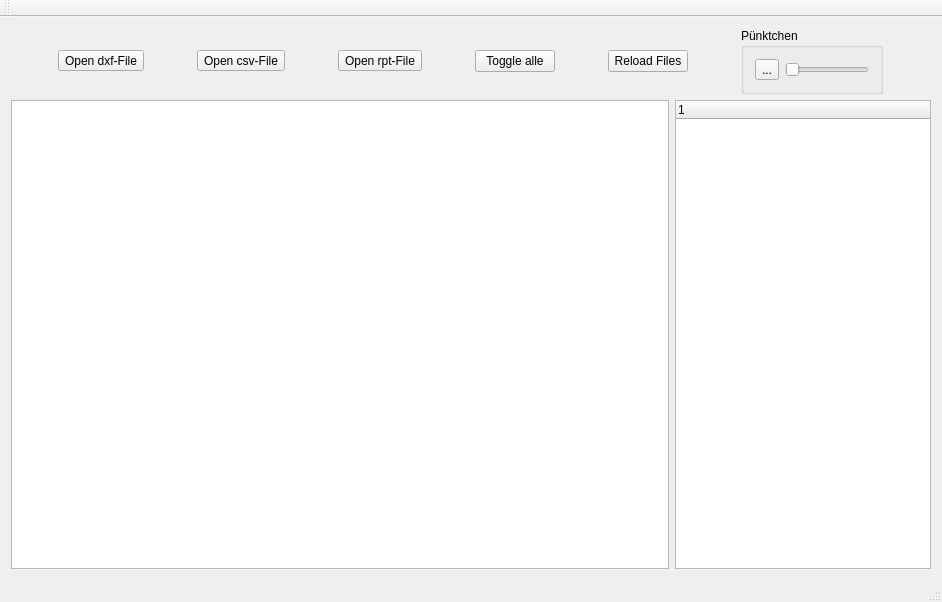
Before: the Qt Designer form mainwindow.ui in krofta/PnP, drawn with Qt 5.
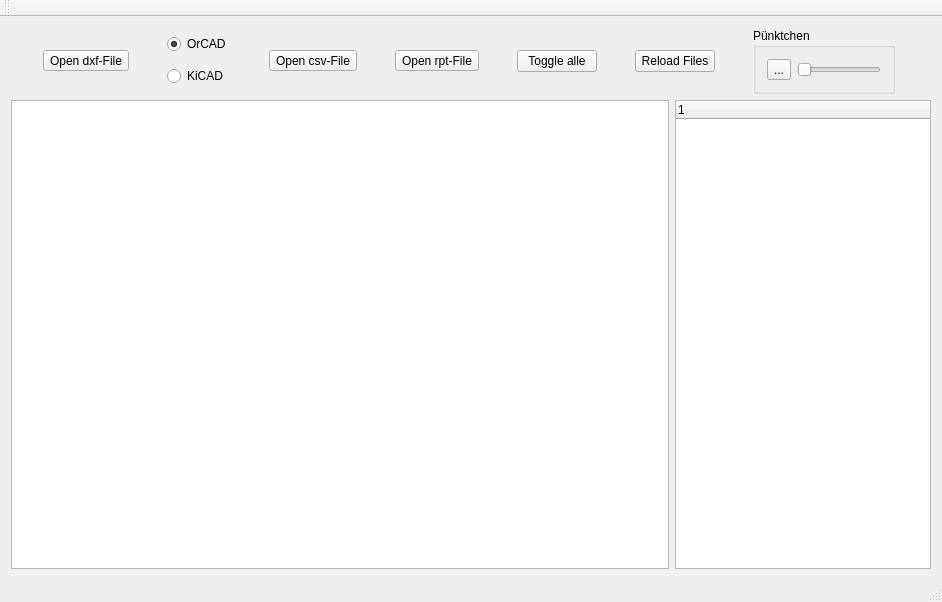
After: the same form once the commit is applied. Icons and pictures are not drawn. Custom widgets are drawn as their Qt base class.

What changed in the file:
```diff
--- a/mainwindow.ui
+++ b/mainwindow.ui
@@ -30,6 +30,42 @@
         </property>
        </widget>
       </item>
+      <item>
+       <layout class="QVBoxLayout" name="verticalLayout_3">
+        <property name="sizeConstraint">
+         <enum>QLayout::SetMinimumSize</enum>
+        </property>
+        <item>
+         <widget class="QRadioButton" name="rbOrCAD">
+          <property name="sizePolicy">
+           <sizepolicy hsizetype="Fixed" vsizetype="Fixed">
+            <horstretch>0</horstretch>
+            <verstretch>0</verstretch>
+           </sizepolicy>
+          </property>
+          <property name="text">
+           <string>OrCAD</string>
+          </property>
+          <property name="checked">
+           <bool>true</bool>
+          </property>
+         </widget>
+        </item>
+        <item>
+         <widget class="QRadioButton" name="rbKiCAD">
+          <property name="sizePolicy">
+           <sizepolicy hsizetype="Fixed" vsizetype="Fixed">
+            <horstretch>0</horstretch>
+            <verstretch>0</verstretch>
+           </sizepolicy>
+          </property>
+          <property name="text">
+           <string>KiCAD</string>
+          </property>
+         </widget>
+        </item>
+       </layout>
+      </item>
       <item>
        <widget class="QToolButton" name="csvButton">
         <property name="focusPolicy">
```
Left out of the diff: 2 changed lines with no effect on the pictures.
